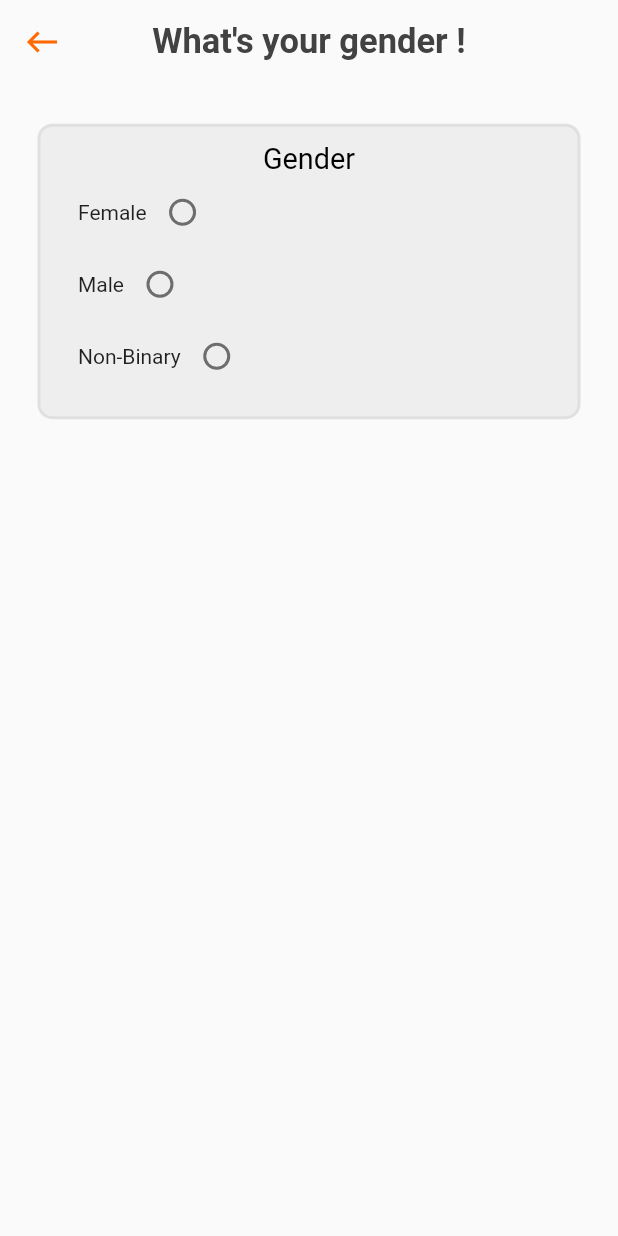
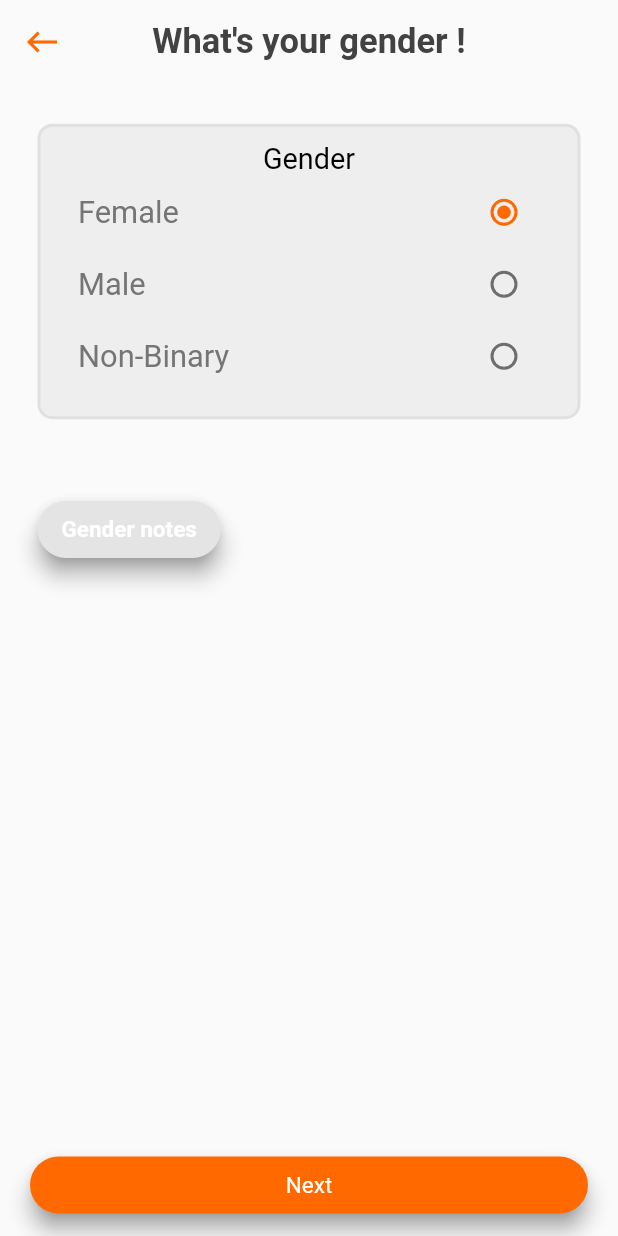
Before and after one commit to rushit5560/Dating_Project, a Flutter app: the DobSelectScreen screen opened directly, after a tap on "Next", on a phone screen of 412 x 824 dp. Run offline on Flutter 3.47's test engine with Material 2 defaults, Android fonts, the phone set to English and light mode, and no system bars; our stand-ins replace get, image_picker, sizer; Roboto replaces fonts that are missing (SFProDisplayBold, SFProDisplayHeavy, SFProDisplayRegular); project files that could hold a hidden picture were left out.

Commit message:
gender screen chanfes

```diff
--- a/dater/lib/constants/colors.dart
+++ b/dater/lib/constants/colors.dart
@@ -22,5 +22,6 @@ class AppColors {
   static const Color grey800Color = Color(0xff424242);
   static const Color grey900Color = Color(0xff212121);
   static const Color darkGreyColor = Color(0xff707070);
+  static const Color greyColor = Color(0xffE4E4E4);
   static const Color yellowColor = Color.fromARGB(255, 250, 207, 67);
 }
--- a/dater/lib/constants/messages.dart
+++ b/dater/lib/constants/messages.dart
@@ -37,9 +37,10 @@ class AppMessages {
   static String userName2 = 'Your name will be shown on your profile';
   static String enterYourName = "Enter your name";
   static String addYourFirstPhoto = "Add your first photo";
-  static String atLeastYouNeedOnPhoto="At least you need one photo";
+  static String atLeastYouNeedOnPhoto = "At least you need one photo";
   static String whatsyourinterests = '''What's your interests ?''';
   static String interestsText1 = '''You can choose up to 8 things you love,''';
   static String interestsText2 = '''it will help you find your soulmate .''';
   static String creative = "Creative";
+  static String genderNotes = "Gender notes";
 }
--- a/dater/lib/controller/gender_screen_controller.dart
+++ b/dater/lib/controller/gender_screen_controller.dart
@@ -1,10 +1,13 @@
 import 'package:get/get.dart';
 
 class GenderScreenController extends GetxController {
-  final List<String> gender = [
+  List<String> gender = [
     "Female",
     "Male",
     "Non-Binary",
   ];
-  RxString selectedval = "Female".obs;
+  RxString selectedvalue = "Female".obs;
+  // var selectedGender = "".obs;
+  RxBool isLoading = false.obs;
+  RxBool isSuccessStatus = false.obs;
 }
--- a/dater/lib/main.dart
+++ b/dater/lib/main.dart
@@ -1,11 +1,7 @@
-import 'package:dater/screens/location_screen/location_screen.dart';
 import 'package:dater/screens/splash_screen/splash_screen.dart';
 import 'package:flutter/material.dart';
 import 'package:get/get.dart';
 import 'package:sizer/sizer.dart';
-
-import 'screens/user_name_1_screen/user_name_1_screen.dart';
-import 'screens/username_screen/user_name_screen.dart';
 
 void main() {
   runApp(const MyApp());
@@ -18,7 +14,7 @@ class MyApp extends StatelessWidget {
   Widget build(BuildContext context) {
     return Sizer(
       builder: (context, orientation, deviceType) {
-        return  GetMaterialApp(
+        return GetMaterialApp(
           debugShowCheckedModeBanner: false,
           title: 'Dating App',
           home: SplashScreen(),
--- a/dater/lib/screens/authantication_screen/add_user_photo_screen/add_user_photo_screen.dart
+++ b/dater/lib/screens/authantication_screen/add_user_photo_screen/add_user_photo_screen.dart
@@ -29,61 +29,51 @@ class AddUserPhotoScreen extends StatelessWidget {
         ),
       ),
       child: Obx(
-        ()=> addUserPhotoScreenController.isLoading.value
+        () => addUserPhotoScreenController.isLoading.value
             ? CustomLoader()
             : Scaffold(
                 backgroundColor: Colors.transparent,
                 appBar: commonAppBarModule(
                     text: "Add your first photo",
                     iconColor: AppColors.blackColor,
-            backGroundColor: Colors.transparent
-          ),
+                    backGroundColor: Colors.transparent),
+                bottomNavigationBar: ButtonCustom(
+                  text: "Done",
+                  textFontFamily: "SFProDisplayBold",
+                  textsize: 15,
+                  onPressed: () => Get.to(() => DobSelectScreen()),
+                ).commonSymmetricPadding(horizontal: 20, vertical: 10),
                 body: Column(
                   children: [
                     const Text(
                       'At least you need one photo',
                       textAlign: TextAlign.center,
                       style: TextStyle(
-                  fontFamily: "SFProDisplayRegular",
-                  fontSize: 15
-                ),
+                          fontFamily: "SFProDisplayRegular", fontSize: 15),
                     ).commonSymmetricPadding(vertical: 5, horizontal: 20),
-
                     const SizedBox(height: 25),
                     UserImageSelectModule(),
-
                     const Text(
                       "don't worry you can add more photos later on !",
                       textAlign: TextAlign.center,
                       style: TextStyle(
-                    fontFamily: "SFProDisplayRegular",
-                    fontSize: 15
-                ),
+                          fontFamily: "SFProDisplayRegular", fontSize: 15),
                     ).commonSymmetricPadding(vertical: 8, horizontal: 20),
-
                     const SizedBox(height: 20),
                     Align(
                       alignment: Alignment.centerLeft,
                       child: ButtonCustom(
                         text: "Photo hints",
                         onPressed: () {},
-                  size: const Size(50,0),
+                        size: const Size(50, 0),
                         fontWeight: FontWeight.bold,
                         textsize: 15,
                         textFontFamily: "SFProDisplayHeavy",
                       ).commonSymmetricPadding(horizontal: 20),
                     ),
-
                     const SizedBox(height: 20),
                     const PointHintModule(),
-
                     Expanded(child: Container()),
-              ButtonCustom(
-                text: "Done",
-                textFontFamily: "SFProDisplayBold",
-                textsize: 15,
-                onPressed: () => Get.to(()=> DobSelectScreen()),
-              ).commonSymmetricPadding(horizontal: 20, vertical: 10),
                   ],
                 ),
               ),
--- a/dater/lib/screens/authantication_screen/dob_select_screen/dob_select_screen.dart
+++ b/dater/lib/screens/authantication_screen/dob_select_screen/dob_select_screen.dart
@@ -23,6 +23,14 @@ class DobSelectScreen extends StatelessWidget {
         iconColor: AppColors.blackColor,
         textFontFamily: FontFamilyText.sFProDisplayHeavy,
       ),
+      bottomNavigationBar: ButtonCustom(
+        text: "Next",
+        textFontFamily: FontFamilyText.sFProDisplayBold,
+        textsize: 15,
+        onPressed: () {
+          Get.to(() => GenderSelectScreen());
+        },
+      ).commonSymmetricPadding(horizontal: 20, vertical: 10),
       body: Column(
         children: [
           DobSelectModule(),
@@ -41,14 +49,6 @@ class DobSelectScreen extends StatelessWidget {
           const SizedBox(height: 15),
           AgeNotesModule(),
           Expanded(child: Container()),
-          ButtonCustom(
-            text: "Next",
-            textFontFamily: FontFamilyText.sFProDisplayBold,
-            textsize: 15,
-            onPressed: () {
-              Get.to(() => GenderSelectScreen());
-            },
-          ),
         ],
       ).commonSymmetricPadding(horizontal: 25, vertical: 20),
     );
--- a/dater/lib/screens/gender_select_screen/gender_select_screen.dart
+++ b/dater/lib/screens/gender_select_screen/gender_select_screen.dart
@@ -1,7 +1,12 @@
+import 'dart:developer';
+
 import 'package:dater/comman_modules/custom_appbar.dart';
+import 'package:dater/comman_modules/custom_button.dart';
 import 'package:dater/constants/colors.dart';
 import 'package:dater/constants/font_family.dart';
+import 'package:dater/constants/messages.dart';
 import 'package:dater/controller/gender_screen_controller.dart';
+import 'package:dater/screens/gender_select_screen/gender_select_screen_widgets.dart';
 import 'package:dater/utils/extensions.dart';
 import 'package:dater/utils/style.dart';
 import 'package:flutter/material.dart';
@@ -21,54 +26,33 @@ class GenderSelectScreen extends StatelessWidget {
         iconColor: AppColors.darkOrangeColor,
         textFontFamily: FontFamilyText.sFProDisplayHeavy,
       ),
+      bottomNavigationBar: ButtonCustom(
+        text: "Next",
+        textFontFamily: FontFamilyText.sFProDisplayBold,
+        textsize: 15,
+        backgroundColor: AppColors.darkOrangeColor,
+        textColor: AppColors.whiteColor2,
+        onPressed: () {
+          Get.to(() => GenderSelectScreen());
+        },
+      ).commonSymmetricPadding(horizontal: 20, vertical: 10),
       body: Column(
         children: [
           SizedBox(height: 2.h),
-          Container(
-            decoration: BoxDecoration(
-              borderRadius: BorderRadius.circular(10),
-              color: Colors.grey.shade200,
-              border: Border.all(
-                color: AppColors.grey300Color,
-                width: 2,
-              ),
+          RadioButtonModule(),
+          SizedBox(height: 6.h),
+          Align(
+            alignment: Alignment.centerLeft,
+            child: ButtonCustom(
+              text: AppMessages.genderNotes,
+              onPressed: () {},
+              size: const Size(50, 0),
+              fontWeight: FontWeight.bold,
+              textsize: 15,
+              textFontFamily: FontFamilyText.sFProDisplayHeavy,
+              textColor: AppColors.whiteColor2,
+              backgroundColor: AppColors.greyColor,
             ),
-            child: Column(
-              children: [
-                Row(
-                  mainAxisAlignment: MainAxisAlignment.center,
-                  children: [
-                    Text(
-                      "Gender",
-                      style: TextStyleConfig.textStyle(
-                        fontFamily: FontFamilyText.sFProDisplayBold,
-                        fontSize: 14.sp,
-                      ),
-                    ),
-                  ],
-                ),
-                SizedBox(
-                  height: 150,
-                  child: ListView.builder(
-
-                      itemCount: genderScreenController.gender.length,
-                      itemBuilder: (context, index) {
-                        return Row(
-                          children: [
-                            Text(genderScreenController.gender[index]),
-                            Obx(() => Radio(
-                                value: genderScreenController.selectedval.value,
-                                groupValue: genderScreenController.selectedval,
-                                onChanged: (val) {
-
-                                  genderScreenController.selectedval.value;
-                                })),
-                          ],
-                        );
-                      }),
-                ),
-              ],
-            ).commonSymmetricPadding(horizontal: 25, vertical: 10),
           ),
         ],
       ).commonSymmetricPadding(horizontal: 25, vertical: 10),
--- /dev/null
+++ b/dater/lib/screens/gender_select_screen/gender_select_screen_widgets.dart
@@ -0,0 +1,80 @@
+import 'dart:developer';
+
+import 'package:dater/constants/colors.dart';
+import 'package:dater/constants/font_family.dart';
+import 'package:dater/controller/gender_screen_controller.dart';
+import 'package:dater/utils/extensions.dart';
+import 'package:dater/utils/style.dart';
+import 'package:flutter/material.dart';
+import 'package:get/get.dart';
+import 'package:sizer/sizer.dart';
+
+class RadioButtonModule extends StatelessWidget {
+  RadioButtonModule({super.key});
+  final genderScreenController = Get.find<GenderScreenController>();
+
+  @override
+  Widget build(BuildContext context) {
+    return Container(
+      decoration: BoxDecoration(
+        borderRadius: BorderRadius.circular(10),
+        color: Colors.grey.shade200,
+        border: Border.all(
+          color: AppColors.grey300Color,
+          width: 2,
+        ),
+      ),
+      child: Column(
+        children: [
+          Row(
+            mainAxisAlignment: MainAxisAlignment.center,
+            children: [
+              Text(
+                "Gender",
+                style: TextStyleConfig.textStyle(
+                  fontFamily: FontFamilyText.sFProDisplayBold,
+                  fontSize: 14.sp,
+                ),
+              ),
+            ],
+          ),
+          SizedBox(
+            height: 150,
+            child: ListView.builder(
+              itemCount: genderScreenController.gender.length,
+              itemBuilder: (context, index) {
+                return Row(
+                  children: [
+                    Expanded(
+                      child: Text(
+                        genderScreenController.gender[index],
+                        style: TextStyleConfig.textStyle(
+                          fontFamily: FontFamilyText.sFProDisplayRegular,
+                          fontSize: 15.sp,
+                          textColor: AppColors.grey600Color,
+                        ),
+                      ),
+                    ),
+                    Obx(
+                      () => Radio(
+                        activeColor: AppColors.darkOrangeColor,
+                        value: genderScreenController.gender[index],
+                        groupValue: genderScreenController.selectedvalue.value,
+                        onChanged: (val) {
+                          log("val : $val");
+                          genderScreenController.isLoading(true);
+                          genderScreenController.selectedvalue.value = val!;
+                          genderScreenController.isLoading(false);
+                        },
+                      ),
+                    ),
+                  ],
+                );
+              },
+            ),
+          ),
+        ],
+      ).commonSymmetricPadding(horizontal: 25, vertical: 10),
+    );
+  }
+}
```
Lines whose indentation alone changed are shown as unchanged.
